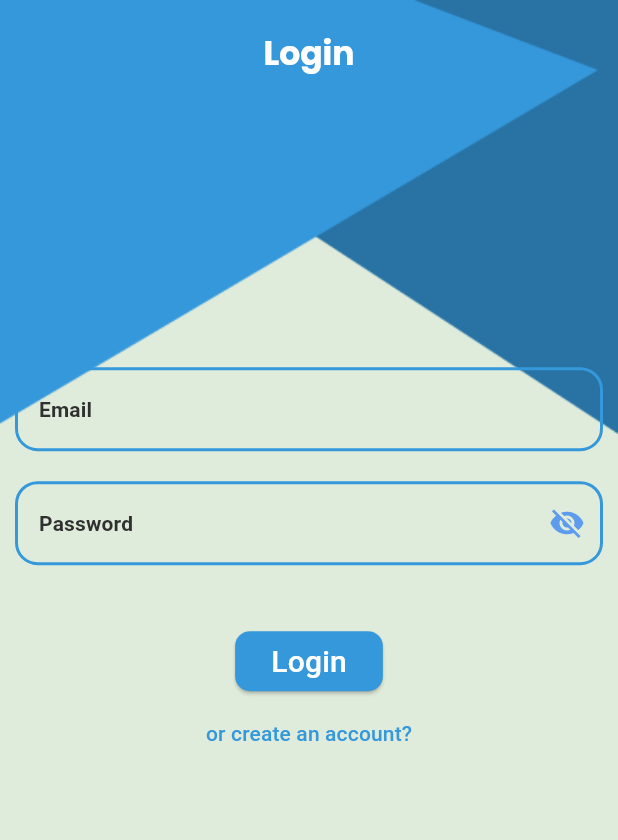
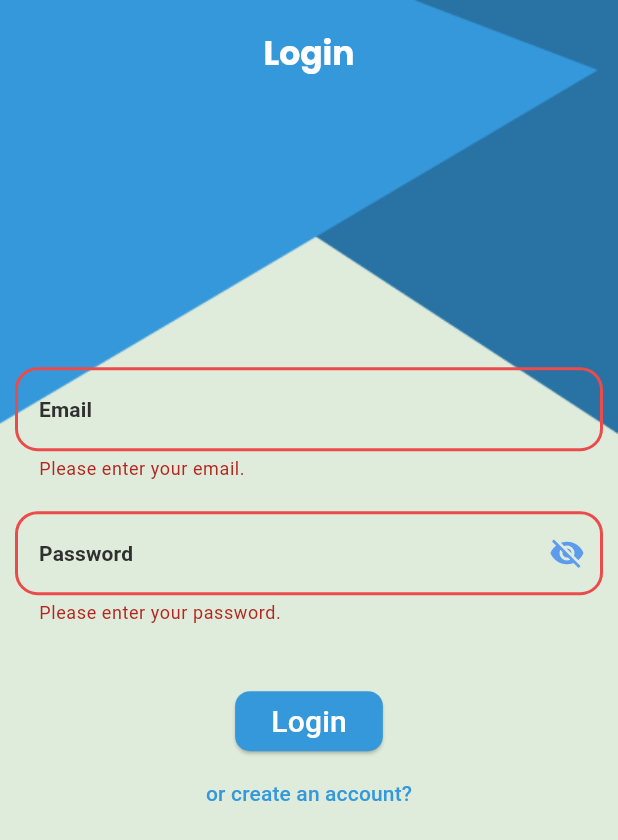
Before and after one commit to Maram-Alsoudani/todo_app, a Flutter app: the screen it shows after launch, after a tap on "Login", on a phone screen of 412 x 824 dp. Shown: the top 840 px of the screen. Run offline on Flutter 3.47's test engine with Material 3 defaults, Android fonts, the phone set to English and light mode, and no system bars; our stand-ins replace cloud_firestore, easy_date_timeline, firebase_auth, firebase_core, flutter_slidable, google_fonts; accounts and stored records are empty; generated files the repository leaves out were written again.

Commit message:
Connected login screen with FirebaseAuth.

```diff
--- a/lib/LoginScreen.dart
+++ b/lib/LoginScreen.dart
@@ -1,9 +1,12 @@
+import 'package:firebase_auth/firebase_auth.dart';
 import 'package:flutter/material.dart';
 import 'package:flutter_gen/gen_l10n/app_localizations.dart';
 import 'package:to_do_app/RegisterScreen.dart';
+import 'package:to_do_app/home/HomeScreen.dart';
 
 import 'AppColors.dart';
 import 'CustomTextFormField.dart';
+import 'DialogUtils.dart';
 
 class LoginScreen extends StatefulWidget {
   static const String screenRoute = "login_screen";
@@ -129,5 +132,98 @@ class _LoginScreenState extends State<LoginScreen> {
     );
   }
 
-  void login() {}
+  // void login() async {
+  //   //show loading
+  //   // DialogUtils.showLoading(context: context, message: "Loading..");
+  //   try {
+  //     final credential = await FirebaseAuth.instance.signInWithEmailAndPassword(
+  //         email: emailController.text,
+  //         password: passwordController.text
+  //     );
+  //     //hide loading
+  //     DialogUtils.hideLoading(context);
+  //     //show message
+  //     DialogUtils.showMessage(context: context, message: "Login successfully.", posActionName: "ok", posAction: (){
+  //       Navigator.of(context).pushNamed( HomeScreen.screenRoute);
+  //     });
+  //
+  //     print(credential.user?.uid??"");
+  //
+  //   } on FirebaseAuthException catch (e) {
+  //     if (e.code == 'invalid-credential') {
+  //       //hide loading
+  //       DialogUtils.hideLoading(context);
+  //       //show message
+  //       DialogUtils.showMessage(context: context, message: "No user found for that email and password.", posActionName: "ok");
+  //       print('No user found for that email and password.');
+  //     }
+  //   }catch(e){
+  //     // //hide loading
+  //     // DialogUtils.hideLoading(context);
+  //     // //show message
+  //     // DialogUtils.showMessage(context: context, message: e.toString(), posActionName: "ok");
+  //     print(">>>>>>>>>>>> ${e.toString()}");
+  //   }
+  // }
+
+  void login() async {
+    if (formKey.currentState?.validate() == true) {
+      // Show loading
+      DialogUtils.showLoading(context: context, message: "Loading..");
+      try {
+        final credential =
+            await FirebaseAuth.instance.signInWithEmailAndPassword(
+          email: emailController.text,
+          password: passwordController.text,
+        );
+        // Hide loading
+        DialogUtils.hideLoading(context);
+        // Show success message
+        DialogUtils.showMessage(
+          context: context,
+          message: "Login successfully.",
+          title: "Success",
+          posActionName: "ok",
+          posAction: () {
+            Navigator.of(context).pushNamed(HomeScreen.screenRoute);
+          },
+        );
+
+        print(credential.user?.uid ?? "");
+      } on FirebaseAuthException catch (e) {
+        // Hide loading
+        DialogUtils.hideLoading(context);
+
+        if (e.code == 'invalid-credential') {
+          DialogUtils.showMessage(
+            context: context,
+            message: "No user found for that email and password.",
+            posActionName: "ok",
+            title: "Error",
+          );
+          print('No user found for that email.');
+        } else {
+          DialogUtils.showMessage(
+            context: context,
+            message: "Error: ${e.toString()}",
+            posActionName: "ok",
+            title: "Error",
+          );
+          print("FirebaseAuthException: ${e.message}");
+        }
+      } catch (e) {
+        // Hide loading
+        DialogUtils.hideLoading(context);
+
+        // Show error message
+        DialogUtils.showMessage(
+          context: context,
+          message: "network error",
+          posActionName: "ok",
+          title: "Error",
+        );
+        print("Unexpected error: ${e.toString()}");
+      }
+    }
+  }
 }
--- a/pubspec.yaml
+++ b/pubspec.yaml
@@ -44,6 +44,7 @@ dependencies:
   provider: ^6.1.2
   firebase_core: ^2.24.2
   cloud_firestore: ^4.14.0
+  firebase_auth: ^4.16.0
 
 dev_dependencies:
   flutter_test:
```
Also changed, not shown: pubspec.lock, 3 other files.
